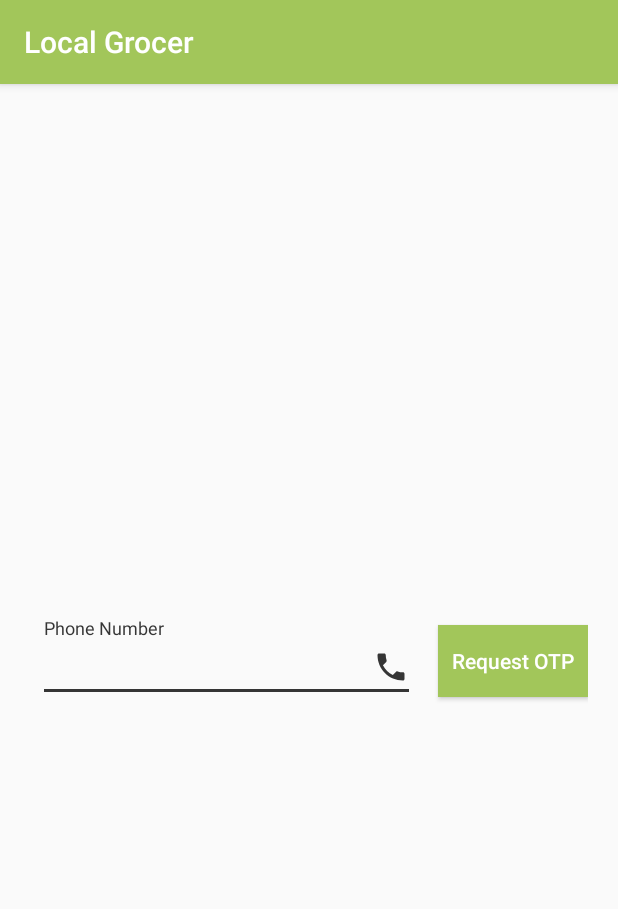
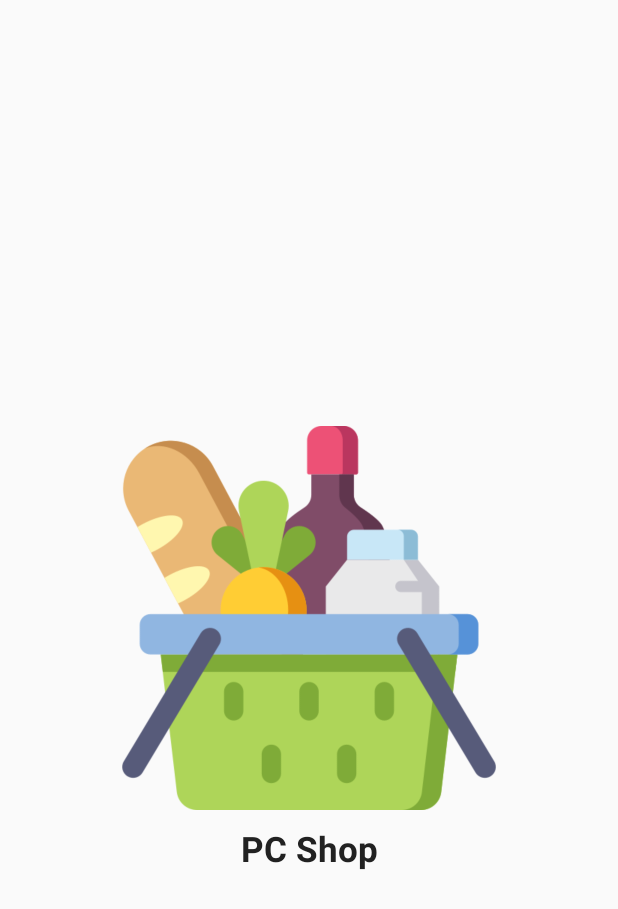
Before and after one commit to anomaly-fr/COVID-19-Shopping-App, an Android app: the first screen one second after launch (LoginActivity before the commit, SplashScreenActivity after it), on a phone screen of 412 x 824 dp. Shown: the top 909 px of the screen. Run offline under Robolectric (Android 15) with nearby library versions, the phone set to English and light mode, and no system bars.

Commit message:
Added Splashscreen and Walkthrough

```diff
--- a/LocalGrocer/app/build.gradle
+++ b/LocalGrocer/app/build.gradle
@@ -41,6 +41,7 @@ dependencies {
     implementation 'androidx.navigation:navigation-ui:2.2.1'
     implementation 'androidx.legacy:legacy-support-v4:1.0.0'
     implementation 'androidx.lifecycle:lifecycle-extensions:2.0.0'
+    implementation 'com.github.JakeWharton:ViewPagerIndicator:2.4.1'
     testImplementation 'junit:junit:4.12'
     androidTestImplementation 'androidx.test.ext:junit:1.1.1'
     androidTestImplementation 'androidx.test.espresso:espresso-core:3.2.0'
--- a/LocalGrocer/app/src/main/java/com/example/localgrocer/LoginActivity.java
+++ b/LocalGrocer/app/src/main/java/com/example/localgrocer/LoginActivity.java
@@ -223,6 +223,8 @@ public class LoginActivity extends AppCompatActivity {
                         intent.putExtra("Phone Number", phone_number.getText().toString().trim());
                         startActivity(intent);
                         activity.finish();
+
+
                     }
 
 
--- /dev/null
+++ b/LocalGrocer/app/src/main/java/com/example/localgrocer/splashscreen/SplashScreenActivity.java
@@ -0,0 +1,47 @@
+package com.example.localgrocer.splashscreen;
+
+import androidx.appcompat.app.AppCompatActivity;
+
+import android.content.Intent;
+import android.graphics.Typeface;
+import android.os.Bundle;
+import android.os.Handler;
+import android.widget.ImageView;
+import android.widget.TextView;
+
+import com.example.localgrocer.R;
+import com.example.localgrocer.walkthrough.WalkthroughActivity;
+
+public class SplashScreenActivity extends AppCompatActivity {
+
+    ImageView mSplashImage;
+    TextView mSplashText;
+    private static int SPLASH_TIME_OUT=2000;
+
+
+    @Override
+    protected void onCreate(Bundle savedInstanceState) {
+        super.onCreate(savedInstanceState);
+        setContentView(R.layout.activity_splash_screen);
+        initViews();
+        initializeHandler();
+
+    }
+    private void initializeHandler() {//Excecuting the function after a delay
+        new Handler().postDelayed(new Runnable() {
+            @Override
+            public void run() {
+                Intent walkthrough=new Intent(SplashScreenActivity.this, WalkthroughActivity.class);
+                startActivity(walkthrough);
+                finish();
+
+            }
+        },SPLASH_TIME_OUT);
+    }
+
+    private void initViews() {
+        mSplashImage=(ImageView) findViewById(R.id.xIVSplashLogo);
+        mSplashText=(TextView) findViewById(R.id.xTVSplashText);
+        mSplashText.setTypeface(Typeface.DEFAULT_BOLD);
+    }
+}
--- /dev/null
+++ b/LocalGrocer/app/src/main/res/layout/activity_splash_screen.xml
@@ -0,0 +1,27 @@
+<?xml version="1.0" encoding="utf-8"?>
+<RelativeLayout xmlns:android="http://schemas.android.com/apk/res/android"
+    xmlns:app="http://schemas.android.com/apk/res-auto"
+    xmlns:tools="http://schemas.android.com/tools"
+    android:layout_width="match_parent"
+    android:layout_height="match_parent"
+    tools:context=".splashscreen.SplashScreenActivity">
+    <ImageView
+        android:layout_width="256dp"
+        android:layout_height="256dp"
+        android:src="@drawable/ic_splashlogo"
+        android:id="@+id/xIVSplashLogo"
+        android:layout_centerInParent="true"/>
+    <TextView
+        android:layout_width="match_parent"
+        android:layout_height="wrap_content"
+        android:layout_below="@id/xIVSplashLogo"
+        android:textSize="23dp"
+        android:text="PC Shop"
+        android:id="@+id/xTVSplashText"
+        android:gravity="center"
+        android:layout_marginTop="@dimen/dimen_10"
+        android:textColor="@color/app_black_87"/>
+
+
+
+</RelativeLayout>
--- a/LocalGrocer/app/src/main/res/values/colors.xml
+++ b/LocalGrocer/app/src/main/res/values/colors.xml
@@ -5,4 +5,10 @@
     <color name="colorAccent">#353535</color>
     <color name="TextColorDark">#2B2B2B</color>
     <color name="TextColorLight">#FFFFFF</color>
+    <color name="app_white">#ffff</color>
+    <color name="app_black">#000000</color>
+    <color name="app_black_87">#212121</color>
+    <color name="app_black_54">#757575</color>
+    <color name="app_black_26">#BDBDBD</color>
+    <color name="app_grey">#EEEEEE</color>
 </resources>
--- a/LocalGrocer/app/src/main/res/values/styles.xml
+++ b/LocalGrocer/app/src/main/res/values/styles.xml
@@ -12,6 +12,11 @@
         <item name="windowActionBar">false</item>
         <item name="windowNoTitle">true</item>
     </style>
+    <style name="MyTheme" parent="Theme.AppCompat.Light.NoActionBar">
+        <item name="colorPrimary">@color/colorPrimary</item>
+        <item name="colorPrimaryDark">@color/colorPrimaryDark</item>
+        <item name="colorAccent">@color/colorAccent</item>
+    </style>
 
     <style name="AppTheme.AppBarOverlay" parent="ThemeOverlay.AppCompat.Dark.ActionBar" />
 
```
Also changed, not shown: LocalGrocer/app/src/main/AndroidManifest.xml (+14 -6 lines), LocalGrocer/app/src/main/java/com/example/localgrocer/walkthrough/WalkthroughActivity.java (added, +104 -0 lines), LocalGrocer/app/src/main/res/drawable/background_btn_green.xml (added, +7 -0 lines), LocalGrocer/app/src/main/res/layout/activity_walkthrough.xml (added, +44 -0 lines), LocalGrocer/app/src/main/res/layout/layout_walkthrough_items.xml (added, +37 -0 lines), LocalGrocer/app/src/main/res/values/dimen.xml (+9 -0 lines), LocalGrocer/app/src/main/res/values/strings.xml (+7 -0 lines), LocalGrocer/app/src/main/res/drawable/ic_grocery_image.png (added), LocalGrocer/app/src/main/res/drawable/ic_splashlogo.png (added), LocalGrocer/app/src/main/res/drawable/ic_walkthroughimage_1.jpg (added).
